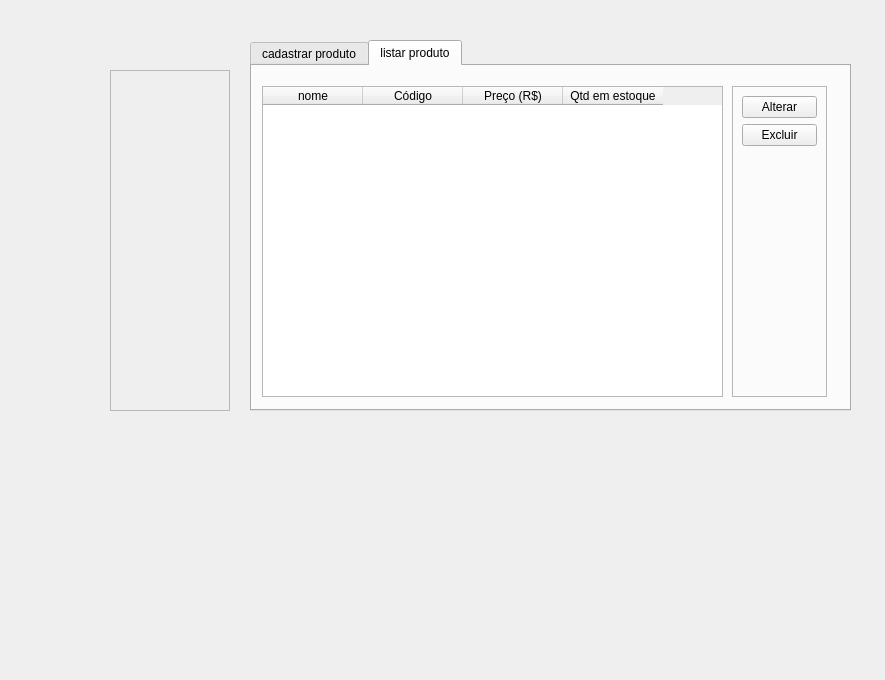
Above: desktop prof mauricio/Qt Desiner/cadastro de produtos.ui from rodrigo570282/web before the change. Below: the same form after it.
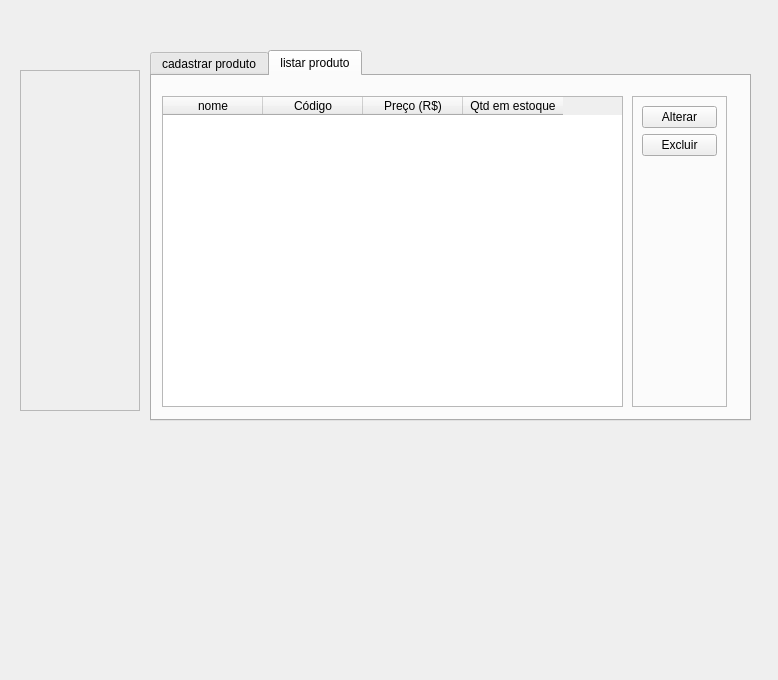
That is the form after the change.

Commit message: teste qt disiner

The edit to the form file:
```diff
--- a/desktop prof mauricio/Qt Desiner/cadastro de produtos.ui
+++ b/desktop prof mauricio/Qt Desiner/cadastro de produtos.ui
@@ -6,7 +6,7 @@
    <rect>
     <x>0</x>
     <y>0</y>
-    <width>885</width>
+    <width>778</width>
     <height>680</height>
    </rect>
   </property>
@@ -17,15 +17,15 @@
    <property name="geometry">
     <rect>
      <x>10</x>
-     <y>10</y>
-     <width>861</width>
-     <height>501</height>
+     <y>20</y>
+     <width>751</width>
+     <height>411</height>
     </rect>
    </property>
    <widget class="QTabWidget" name="tabWidget">
     <property name="geometry">
      <rect>
-      <x>240</x>
+      <x>140</x>
       <y>30</y>
       <width>601</width>
       <height>371</height>
@@ -195,8 +195,8 @@
    <widget class="QFrame" name="frame_3">
     <property name="geometry">
      <rect>
-      <x>100</x>
-      <y>60</y>
+      <x>10</x>
+      <y>50</y>
       <width>120</width>
       <height>341</height>
      </rect>
```
